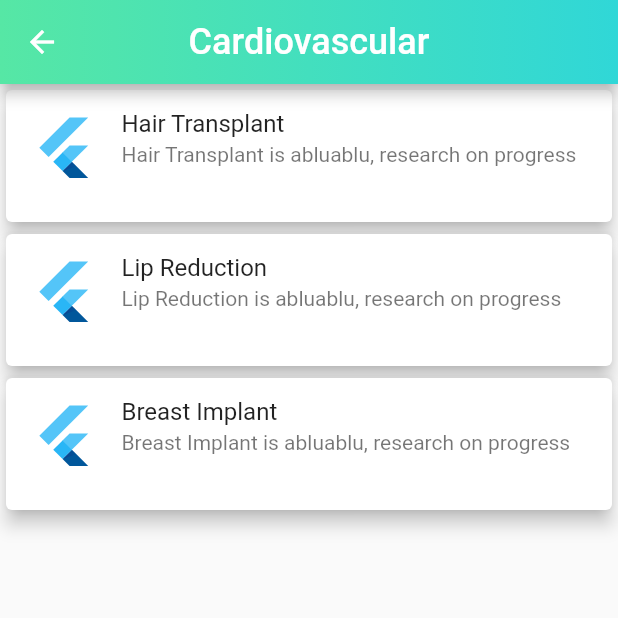
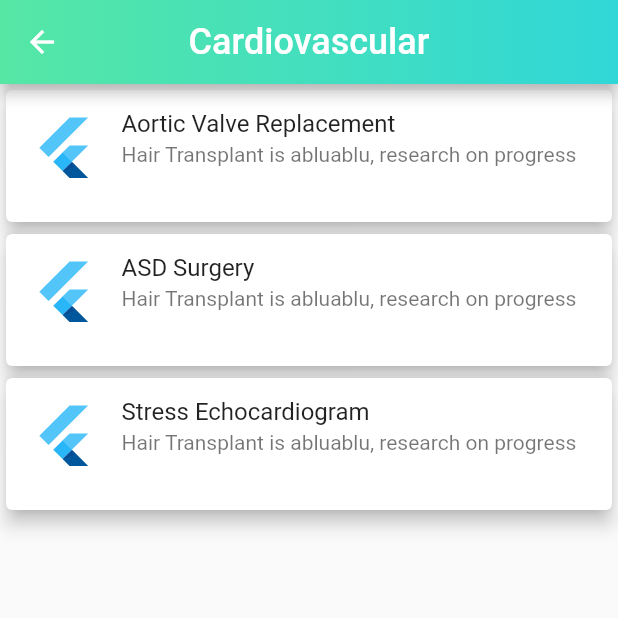
Before and after one commit to mohmahendra/medix, a Flutter app: the ListCategoriesRoute screen opened directly, after a tap on "Cardiovascular", on a phone screen of 412 x 824 dp, the top half of it. Run offline on Flutter 3.47's test engine with Material 2 defaults, Android fonts, the phone set to English and light mode, and no system bars.

Commit message:
Implement Some Hardcoded Navigation to Interactive Based

```diff
--- a/lib/CategoriesGrid.dart
+++ b/lib/CategoriesGrid.dart
@@ -1,23 +1,38 @@
 import 'package:flutter/material.dart';
 
 class Choice {
-  const Choice({this.title, this.icon});
+  const Choice({this.title, this.icon, this.listChild});
 
   final String title;
   final IconData icon;
+  final List listChild;
 
   choiceTitleGetter(){
     return this.title;
   }
+
+  choiceListLength(){
+    return this.listChild.length;
+  }
+
+  choiceListGetter(int x){
+    return this.listChild[x];
+  }
 }
 
 const List<Choice> choices = const <Choice>[
-  const Choice(title: 'General Medical', icon: Icons.directions_boat),
-  const Choice(title: 'Neurology', icon: Icons.directions_bike),
-  const Choice(title: 'Orthopedics', icon: Icons.directions_transit),
-  const Choice(title: 'Plastic Surgery', icon: Icons.directions_bus),
-  const Choice(title: 'Cardiovascular', icon: Icons.directions_railway),
-  const Choice(title: 'Cardiovascular', icon: Icons.directions_car),
+  const Choice(title: 'General Medical', icon: Icons.directions_boat,
+  listChild: ['General Checkup', 'X-Ray', 'Blood Test']),
+  const Choice(title: 'Neurology', icon: Icons.directions_bike,
+  listChild: ['Epilepsy Surgery', 'Parkinson Surgery', 'Brain Therapy']),
+  const Choice(title: 'Orthopedics', icon: Icons.directions_transit,
+  listChild: ['Hand Join Replacement', 'Hip Replacement', 'Spinal Surgery']),
+  const Choice(title: 'Plastic Surgery', icon: Icons.directions_bus,
+  listChild: ['Hair Transplant', 'Lip Reduction', 'Breast Implant']),
+  const Choice(title: 'Cardiovascular', icon: Icons.directions_railway,
+  listChild: ['Aortic Valve Replacement', 'ASD Surgery', 'Stress Echocardiogram']),
+  const Choice(title: 'Cardiovascular', icon: Icons.directions_car,
+  listChild: ['Aortic Valve Replacement', 'ASD Surgery', 'Stress Echocardiogram']),
   ];
 
 class CategoriesGrid extends StatelessWidget {
@@ -35,7 +50,7 @@ class CategoriesGrid extends StatelessWidget {
           crossAxisAlignment: CrossAxisAlignment.center,
           children: <Widget>[
             Icon(choice.icon, size: 40.0, color: textStyle.color),
-            Text(choice.title, textAlign: TextAlign.center ,style: DefaultTextStyle.of(context).style.apply(fontSizeFactor: 1.5)), //textAlign: TextAlign.center,),),
+            Text(choice.title, textAlign: TextAlign.center ,style: DefaultTextStyle.of(context).style.apply(fontSizeFactor: 1.5)),
           ],
         )
       ),
--- a/lib/Service.dart
+++ b/lib/Service.dart
@@ -30,8 +30,6 @@ class Service {
           hospitalListView(),
           Divider(height: 1,),
           hospitalListView(),
-          // hospitalListView(),
-          // hospitalListView(),
         ],
       )
     ]
@@ -105,7 +103,6 @@ class Service {
         ),
         Column(
           crossAxisAlignment: CrossAxisAlignment.start,
-          // mainAxisAlignment: MainAxisAlignment.center,
           mainAxisAlignment: MainAxisAlignment.center,
           children: <Widget>[
             Text(
--- a/lib/main.dart
+++ b/lib/main.dart
@@ -1,7 +1,6 @@
 import 'package:compfest_aic_2019/CategoriesGrid.dart';
 import 'package:compfest_aic_2019/ReusableMaterial.dart';
 import 'package:compfest_aic_2019/Service.dart';
-import 'package:compfest_aic_2019/StringContent.dart';
 import 'package:flutter/material.dart';
 
 void main() => runApp(MyApp());
@@ -171,7 +170,7 @@ class ListCategoriesRoute extends StatelessWidget {
                       child: CategoriesGrid(choice: choices[index],)
                       ),
                     onTap: () {
-                      goToCategoriesPage(context, index);
+                      goToCategoriesRoute(context, index);
                     },
                   );
                 })
@@ -182,8 +181,7 @@ class ListCategoriesRoute extends StatelessWidget {
       )
     );
   }
-  goToCategoriesPage(BuildContext context, int index) {
-    // var details = CategoriesGrid(choice: choices[index],);
+  goToCategoriesRoute(BuildContext context, int index) {
     var details = choices[index];
     Navigator.push(
       context,
@@ -199,6 +197,7 @@ class ListCategoriesRoute extends StatelessWidget {
 class CategoriesRoute extends StatefulWidget {
 
   final Choice categoriesChoice;
+
   CategoriesRoute({@required this.categoriesChoice});
 
   @override
@@ -213,58 +212,94 @@ class CategoriesRouteState extends State<CategoriesRoute> {
     return Scaffold(
       appBar: ReusableMaterial().getAppBar(widget.categoriesChoice.choiceTitleGetter()),
       body: ListView(
-        children: <Widget>[
-          Card(
+        children: List.generate(widget.categoriesChoice.choiceListLength(), (indexes) {
+          return Card(
             elevation: 5,
             child: ListTile(
               leading: FlutterLogo(size: 45.0),
-              title: Text('Hair Transplant'),
+              title: Text(widget.categoriesChoice.choiceListGetter(indexes)),
               subtitle: Text('Hair Transplant is abluablu, research on progress'),
               isThreeLine: true,
               onTap: () {
-                Navigator.push(
-                  context,
-                  MaterialPageRoute(
-                    builder: (context) => ServiceDetailsRoute()
-                  )
-                );
+                goToServiceDetailsRoute(context, indexes);
               }
-            ),
-          ),
-          Card(
-            elevation: 5,
-            child: ListTile(
-              leading: FlutterLogo(size: 45.0),
-              title: Text('Lip Reduction'),
-              subtitle: Text('Lip Reduction is abluablu, research on progress'),
-              isThreeLine: true,
-            ),
-          ),
-          Card(
-            elevation: 5,
-            child: ListTile(
-              leading: FlutterLogo(size: 45.0),
-              title: Text('Breast Implant'),
-              subtitle: Text('Breast Implant is abluablu, research on progress'),
-              isThreeLine: true,
-            ),
-          ),
-        ],
+            )
+          );
+        }),
       ),
+    );
+  }
+  goToServiceDetailsRoute(BuildContext context, int indexes) {
+    // var details = choices[indexes];
+    var details = widget.categoriesChoice;
+    Navigator.push(
+      context,
+      MaterialPageRoute(
+        builder: (context) => ServiceDetailsRoute(
+          categoriesChoice: details,
+          indexNumber: indexes,
+        ),
+      )
     );
   }
 }
 
-class ServiceDetailsRoute extends StatelessWidget {
+
+class ServiceDetailsRoute extends StatefulWidget {
+
+  final Choice categoriesChoice;
+  final int indexNumber;
+
+  ServiceDetailsRoute({@required this.categoriesChoice, @required this.indexNumber});
+
+  @override
+  ServiceDetailsRouteState createState() => ServiceDetailsRouteState();
+
+}
+
+class ServiceDetailsRouteState extends State<ServiceDetailsRoute> {
 
   @override
   Widget build(BuildContext context) {
       return DefaultTabController(
-        length: 2,
-        child: Scaffold(
-          appBar: ReusableMaterial().getAppBarWithTabBar("Hair Transplant"),
-          body: Service().detailsTabBarView(),
+      length: 2,
+      child: Scaffold(
+        appBar: ReusableMaterial().getAppBarWithTabBar(widget.categoriesChoice.choiceListGetter(widget.indexNumber)),
+        body: TabBarView(
+          children: <Widget>[
+            ListView(
+              children: <Widget>[
+                Container(
+                  height: 20.0,
+                ),
+                Service().scrollableGallery(),
+                Service().longText(),
+              ],
+            ),
+            ListView(
+              children: <Widget>[
+                GestureDetector(
+                  child: Service().hospitalListView(),
+                  onTap: () {
+                    Navigator.push(
+                      context,
+                      MaterialPageRoute(builder: (context) => ListCategoriesRoute()),
+                    );
+                  }
+                ),
+                Divider(height: 1,),
+                Service().hospitalListView(),
+                Divider(height: 1,),
+                Service().hospitalListView(),
+                Divider(height: 1,),
+                Service().hospitalListView(),
+                Divider(height: 1,),
+                Service().hospitalListView(),
+              ],
+            )
+          ]
         )
-      );
+      )
+    );
   }
 }
--- a/pubspec.yaml
+++ b/pubspec.yaml
@@ -14,7 +14,7 @@ description: A new Flutter project.
 version: 1.0.0+1
 
 environment:
-  sdk: ">=2.1.0 <3.0.0"
+  sdk: ">=2.2.2 <3.0.0"
 
 dependencies:
   flutter:
```
Also changed, not shown: pubspec.lock.
